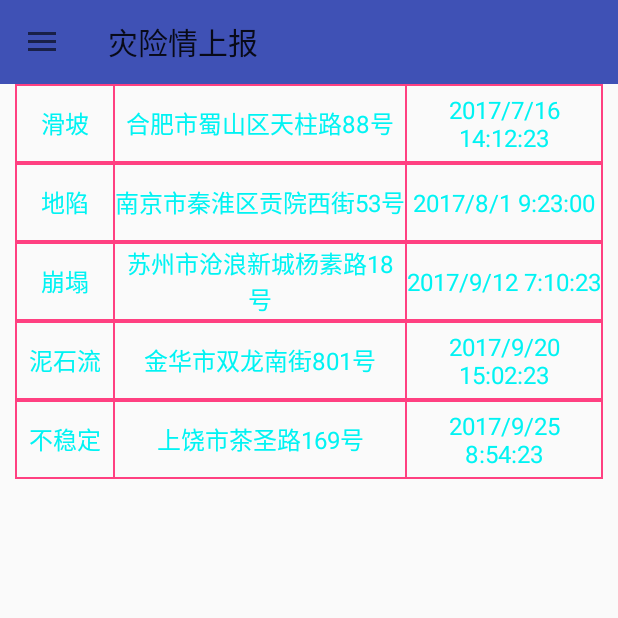
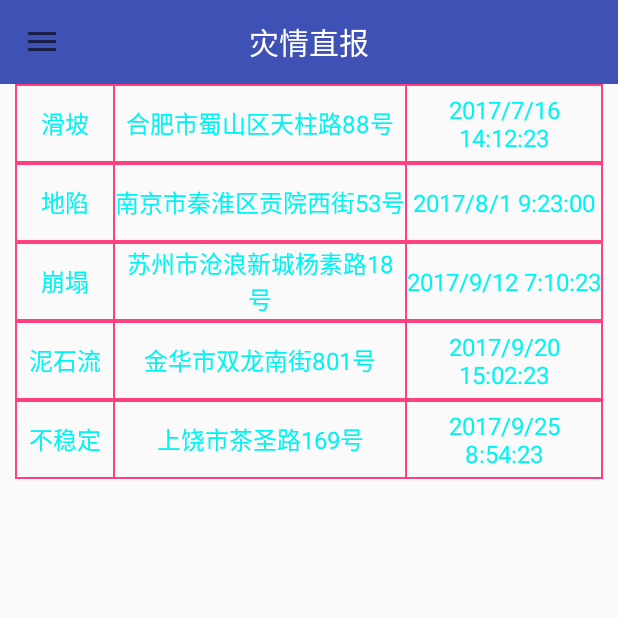
Before and after one commit to xingyufeifan/YNGSAGP, an Android app: the MainActivity screen opened directly, with no data from a screen before it, after a tap on "灾情直报", on a phone screen of 412 x 824 dp, the top half of it. Run offline under Robolectric (Android 15) with nearby library versions, the phone set to English and light mode, and no system bars; our stand-ins replace ButterKnife; 1 other tap on this screen came first.

```diff
--- a/app/src/main/java/com/nandi/yngsagp/activity/MainActivity.java
+++ b/app/src/main/java/com/nandi/yngsagp/activity/MainActivity.java
@@ -12,6 +12,7 @@ import android.support.v7.app.ActionBarDrawerToggle;
 import android.support.v7.widget.Toolbar;
 import android.view.MenuItem;
 import android.widget.LinearLayout;
+import android.widget.TextView;
 
 import com.nandi.yngsagp.R;
 import com.nandi.yngsagp.fragment.DangerFragment;
@@ -30,6 +31,8 @@ public class MainActivity extends BaseActivity implements NavigationView.OnNavig
     DrawerLayout drawerLayout;
     @BindView(R.id.main_container)
     LinearLayout container;
+    @BindView(R.id.tv_title)
+    TextView tvTitle;
 
     @Override
     protected void onCreate(Bundle savedInstanceState) {
@@ -40,15 +43,17 @@ public class MainActivity extends BaseActivity implements NavigationView.OnNavig
     }
 
     private void initViews() {
+        toolbar.setTitle("");
         setSupportActionBar(toolbar);
         ActionBarDrawerToggle toggle = new ActionBarDrawerToggle(
                 this, drawerLayout, toolbar, R.string.navigation_drawer_open, R.string.navigation_drawer_close);
         drawerLayout.setDrawerListener(toggle);
         toggle.syncState();
         navView.setNavigationItemSelectedListener(this);
-        FragmentTransaction transaction=getFragmentManager().beginTransaction();
-        DisasterFragment disasterFragment=new DisasterFragment();
-        transaction.add(R.id.main_container,disasterFragment);
+        tvTitle.setText("灾情直报");
+        FragmentTransaction transaction = getFragmentManager().beginTransaction();
+        DisasterFragment disasterFragment = new DisasterFragment();
+        transaction.add(R.id.main_container, disasterFragment);
         transaction.commit();
     }
 
@@ -57,15 +62,17 @@ public class MainActivity extends BaseActivity implements NavigationView.OnNavig
         int id = item.getItemId();
         switch (id) {
             case R.id.nav_disaster_edit:
-                FragmentTransaction transaction=getFragmentManager().beginTransaction();
-                DisasterFragment disasterFragment=new DisasterFragment();
-                transaction.replace(R.id.main_container,disasterFragment);
+                tvTitle.setText("灾情直报");
+                FragmentTransaction transaction = getFragmentManager().beginTransaction();
+                DisasterFragment disasterFragment = new DisasterFragment();
+                transaction.replace(R.id.main_container, disasterFragment);
                 transaction.commit();
                 break;
             case R.id.nav_danger_edit:
-                FragmentTransaction transaction1=getFragmentManager().beginTransaction();
-                DangerFragment dangerFragment=new DangerFragment();
-                transaction1.replace(R.id.main_container,dangerFragment);
+                tvTitle.setText("险情速报");
+                FragmentTransaction transaction1 = getFragmentManager().beginTransaction();
+                DangerFragment dangerFragment = new DangerFragment();
+                transaction1.replace(R.id.main_container, dangerFragment);
                 transaction1.commit();
                 break;
             case R.id.nav_disaster_handle:
@@ -82,6 +89,7 @@ public class MainActivity extends BaseActivity implements NavigationView.OnNavig
         drawerLayout.closeDrawer(GravityCompat.START);
         return true;
     }
+
     @Override
     public void onBackPressed() {
         if (drawerLayout.isDrawerOpen(GravityCompat.START)) {
--- a/app/src/main/res/layout/activity_main.xml
+++ b/app/src/main/res/layout/activity_main.xml
@@ -13,8 +13,17 @@
         android:fitsSystemWindows="true"
         android:minHeight="?attr/actionBarSize"
         app:popupTheme="@style/ThemeOverlay.AppCompat.Light"
-        android:background="@color/colorPrimary"
-         />
+        android:background="@color/colorPrimary">
+        <TextView
+            android:id="@+id/tv_title"
+            android:layout_width="wrap_content"
+            android:layout_height="wrap_content"
+            android:layout_centerInParent="true"
+            android:layout_gravity="center"
+            android:text=""
+            android:textColor="@android:color/white"
+            android:textSize="20sp" />
+    </android.support.v7.widget.Toolbar>
 
     <android.support.v4.widget.DrawerLayout
         android:id="@+id/drawer_layout"
```
